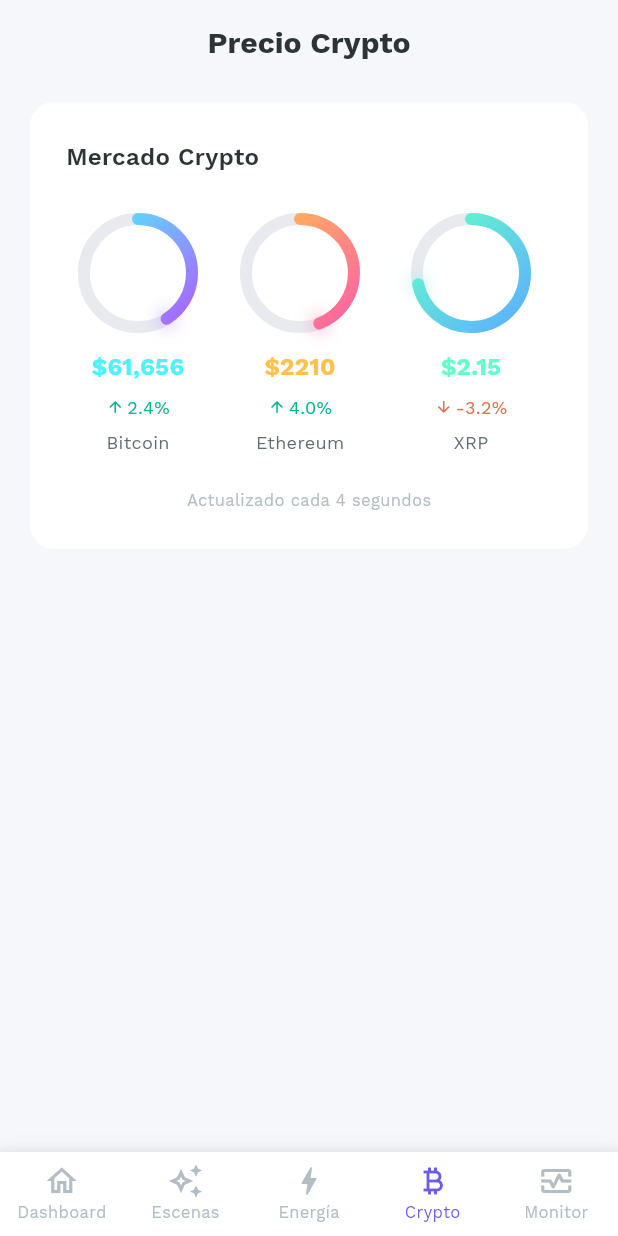
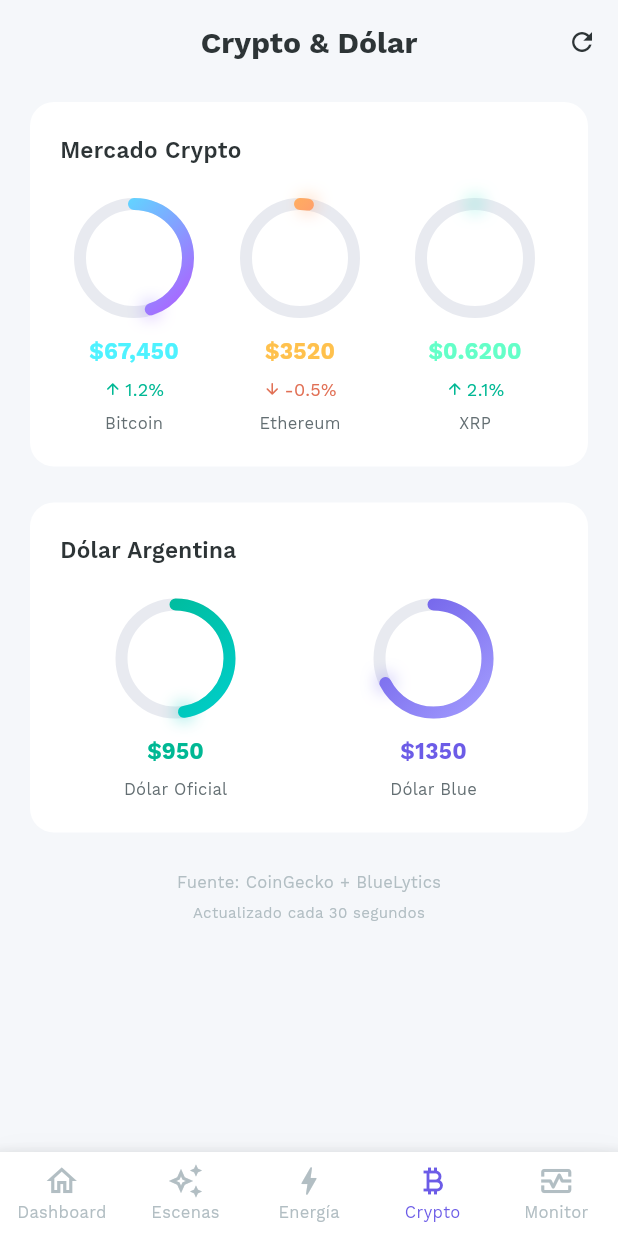
Before and after one commit to siliconvalleyar-oss/domotics_app, a Flutter app: the screen it shows after launch, item 4 of the bottom bar chosen, on a phone screen of 412 x 824 dp. Run offline on Flutter 3.47's test engine with Material 3 defaults, Android fonts, the phone set to English and light mode, and no system bars; our stand-ins replace font_awesome_flutter, shared_preferences; missing offline and left inert: mqtt_client; network calls fail.

Commit message:
feat: real crypto prices via CoinGecko + Dolar Argentina (blue/ofi) via BlueLytics

```diff
--- a/lib/screens/crypto_screen.dart
+++ b/lib/screens/crypto_screen.dart
@@ -1,7 +1,8 @@
+import 'dart:async';
 import 'dart:math' as math;
 import 'package:flutter/material.dart';
 import '../app_theme.dart';
-import '../models/bitcoin_data.dart';
+import '../services/crypto_service.dart';
 
 class CryptoScreen extends StatefulWidget {
   const CryptoScreen({super.key});
@@ -11,42 +12,53 @@
 }
 
 class _CryptoScreenState extends State<CryptoScreen> {
-  late List<CryptoPrice> _prices;
+  List<CryptoPriceData> _prices = [];
+  bool _loading = true;
 
   @override
   void initState() {
     super.initState();
-    _prices = CryptoPrice.generate();
-    _startTimer();
+    _fetch();
   }
 
-  void _startTimer() {
-    Future.delayed(const Duration(seconds: 4), () {
+  Future<void> _fetch() async {
+    setState(() => _loading = true);
+    final data = await CryptoService.fetchAll();
     if (mounted) {
-        setState(() => _prices = CryptoPrice.generate());
-        _startTimer();
+      setState(() { _prices = data; _loading = false; });
     }
+    _scheduleNext();
+  }
+
+  void _scheduleNext() {
+    Future.delayed(const Duration(seconds: 30), () {
+      if (mounted) _fetch();
     });
   }
 
-  double _ringValue(CryptoPrice coin) {
-    const refs = {'Bitcoin': 150000.0, 'Ethereum': 5000.0, 'XRP': 3.0};
-    final max = refs[coin.label] ?? 100.0;
+  double _ringValue(CryptoPriceData coin, double max) {
     return (coin.value / max * 100).clamp(0, 100);
   }
 
   @override
   Widget build(BuildContext context) {
-    final gradients = [
+    final cryptoGradients = [
       [const Color(0xFF4EF2FF), const Color(0xFFB05CFF)],
       [const Color(0xFFFFC14D), const Color(0xFFFF5EA8)],
       [const Color(0xFF64FFC8), const Color(0xFF5DAEFF)],
     ];
+    final dolarGradients = [
+      [const Color(0xFF00B894), const Color(0xFF00CEC9)],
+      [const Color(0xFF6C5CE7), const Color(0xFFA29BFE)],
+    ];
+
+    final cryptos = _prices.where((p) => p.subtitle != 'AR\$').toList();
+    final dolares = _prices.where((p) => p.subtitle == 'AR\$').toList();
 
     return Scaffold(
       appBar: AppBar(
         title: const Text(
-          'Precio Crypto',
+          'Crypto & Dólar',
           style: TextStyle(
             fontFamily: AppTheme.fontName,
             fontWeight: FontWeight.w700,
@@ -54,55 +66,97 @@
             color: AppTheme.darkText,
           ),
         ),
+        actions: [
+          if (_loading)
+            const Padding(
+              padding: EdgeInsets.only(right: 16),
+              child: SizedBox(width: 18, height: 18, child: CircularProgressIndicator(strokeWidth: 2)),
+            )
+          else
+            IconButton(
+              icon: const Icon(Icons.refresh, size: 20),
+              onPressed: _fetch,
+              tooltip: 'Actualizar',
             ),
-      body: Padding(
+        ],
+      ),
+      body: RefreshIndicator(
+        onRefresh: _fetch,
+        child: SingleChildScrollView(
+          physics: const BouncingScrollPhysics(),
           padding: const EdgeInsets.fromLTRB(16, 8, 16, 80),
           child: Column(
             crossAxisAlignment: CrossAxisAlignment.start,
             children: [
-            Card(
+              if (_loading && _prices.isEmpty)
+                const Padding(
+                  padding: EdgeInsets.all(40),
+                  child: Center(child: CircularProgressIndicator()),
+                )
+              else ...[
+                _buildSection(context, 'Mercado Crypto', cryptos, cryptoGradients, 150000, 'USD'),
+                const SizedBox(height: 16),
+                _buildSection(context, 'Dólar Argentina', dolares, dolarGradients, 2000, 'AR\$'),
+                const SizedBox(height: 20),
+                Center(
+                  child: Text(
+                    'Fuente: CoinGecko + BlueLytics',
+                    style: TextStyle(fontSize: 11, color: AppTheme.deactivatedText),
+                  ),
+                ),
+                const SizedBox(height: 4),
+                Center(
+                  child: Text(
+                    'Actualizado cada 30 segundos',
+                    style: TextStyle(fontSize: 10, color: AppTheme.deactivatedText),
+                  ),
+                ),
+              ],
+            ],
+          ),
+        ),
+      ),
+    );
+  }
+
+  Widget _buildSection(BuildContext context, String title, List<CryptoPriceData> items, List<List<Color>> gradients, double maxRef, String currency) {
+    if (items.isEmpty) return const SizedBox.shrink();
+
+    return Card(
       child: Padding(
-                padding: const EdgeInsets.all(24),
+        padding: const EdgeInsets.all(20),
         child: Column(
           crossAxisAlignment: CrossAxisAlignment.start,
           children: [
-                    const Text(
-                      'Mercado Crypto',
-                      style: TextStyle(
+            Row(
+              mainAxisAlignment: MainAxisAlignment.spaceBetween,
+              children: [
+                Text(
+                  title,
+                  style: const TextStyle(
                     fontFamily: AppTheme.fontName,
                     fontWeight: FontWeight.w600,
-                        fontSize: 16,
+                    fontSize: 15,
                     color: AppTheme.darkText,
                   ),
                 ),
-                    const SizedBox(height: 24),
+              ],
+            ),
+            const SizedBox(height: 20),
             Row(
-                      children: List.generate(_prices.length, (i) {
+              children: List.generate(items.length, (i) {
                 return Expanded(
                   child: Padding(
-                            padding: EdgeInsets.only(right: i < _prices.length - 1 ? 12 : 0),
+                    padding: EdgeInsets.only(right: i < items.length - 1 ? 12 : 0),
                     child: _AnimatedRing(
-                              coin: _prices[i],
-                              ringValue: _ringValue(_prices[i]),
+                      coin: items[i],
+                      ringValue: _ringValue(items[i], maxRef),
                       gradientColors: gradients[i],
+                      currency: currency,
                     ),
                   ),
                 );
               }),
-                    ),
-                    const SizedBox(height: 20),
-                    Center(
-                      child: Text(
-                        'Actualizado cada 4 segundos',
-                        style: TextStyle(
-                          fontSize: 11,
-                          color: AppTheme.deactivatedText,
-                        ),
-                      ),
-                    ),
-                  ],
-                ),
-              ),
             ),
           ],
         ),
@@ -112,14 +166,16 @@
 }
 
 class _AnimatedRing extends StatefulWidget {
-  final CryptoPrice coin;
+  final CryptoPriceData coin;
   final double ringValue;
   final List<Color> gradientColors;
+  final String currency;
 
   const _AnimatedRing({
     required this.coin,
     required this.ringValue,
     required this.gradientColors,
+    required this.currency,
   });
 
   @override
@@ -129,7 +185,6 @@
 class _AnimatedRingState extends State<_AnimatedRing>
     with SingleTickerProviderStateMixin {
   late AnimationController _controller;
-  late Animation<double> _animation;
   double _previousValue = 0;
 
   @override
@@ -139,10 +194,6 @@
     _controller = AnimationController(
       vsync: this,
       duration: const Duration(milliseconds: 1500),
-    );
-    _animation = CurvedAnimation(
-      parent: _controller,
-      curve: Curves.easeOutCubic,
     );
   }
 
@@ -163,16 +214,20 @@
 
   @override
   Widget build(BuildContext context) {
+    final displayPrice = widget.currency == 'AR\$'
+        ? '\$${widget.coin.value.toStringAsFixed(0)}'
+        : widget.coin.formattedPrice;
+
     return Column(
       children: [
         SizedBox(
           width: 80,
           height: 80,
           child: AnimatedBuilder(
-            animation: _animation,
+            animation: _controller,
             builder: (context, child) {
-              final value = _previousValue +
-                  (widget.ringValue - _previousValue) * _animation.value;
+              final animValue = _controller.isAnimating ? _controller.value : 1.0;
+              final value = _previousValue + (widget.ringValue - _previousValue) * animValue;
               return CustomPaint(
                 painter: _RingPainter(
                   progress: value / 100,
@@ -184,27 +239,26 @@
         ),
         const SizedBox(height: 10),
         Text(
-          widget.coin.formattedPrice,
+          displayPrice,
           style: TextStyle(
-            fontSize: 16,
+            fontSize: 15,
             fontWeight: FontWeight.w700,
             color: widget.gradientColors.first,
           ),
         ),
+        if (widget.coin.change24h != 0) ...[
           const SizedBox(height: 4),
           Row(
             mainAxisSize: MainAxisSize.min,
             children: [
               Icon(
-              widget.coin.isPositive
-                  ? Icons.arrow_upward_rounded
-                  : Icons.arrow_downward_rounded,
+                widget.coin.isPositive ? Icons.arrow_upward_rounded : Icons.arrow_downward_rounded,
                 size: 12,
                 color: widget.coin.isPositive ? AppTheme.success : AppTheme.error,
               ),
               const SizedBox(width: 2),
               Text(
-              '${widget.coin.change.toStringAsFixed(1)}%',
+                '${widget.coin.change24h.toStringAsFixed(1)}%',
                 style: TextStyle(
                   fontSize: 12,
                   color: widget.coin.isPositive ? AppTheme.success : AppTheme.error,
@@ -212,13 +266,11 @@
               ),
             ],
           ),
+        ],
         const SizedBox(height: 4),
         Text(
           widget.coin.label,
-          style: const TextStyle(
-            fontSize: 12,
-            color: AppTheme.lightText,
-          ),
+          style: const TextStyle(fontSize: 11, color: AppTheme.lightText),
         ),
       ],
     );
@@ -259,13 +311,7 @@
         ..strokeWidth = strokeWidth
         ..strokeCap = StrokeCap.round;
 
-      canvas.drawArc(
-        rect,
-        -math.pi / 2,
-        2 * math.pi * progress,
-        false,
-        paint,
-      );
+      canvas.drawArc(rect, -math.pi / 2, 2 * math.pi * progress, false, paint);
 
       final endAngle = -math.pi / 2 + 2 * math.pi * progress;
       final dotX = center.dx + radius * math.cos(endAngle);
--- /dev/null
+++ b/lib/services/crypto_service.dart
@@ -0,0 +1,116 @@
+import 'dart:convert';
+import 'package:http/http.dart' as http;
+
+class CryptoPriceData {
+  final String label;
+  final double value;
+  final double change24h;
+  final String subtitle;
+
+  CryptoPriceData({
+    required this.label,
+    required this.value,
+    required this.change24h,
+    this.subtitle = '',
+  });
+
+  bool get isPositive => change24h >= 0;
+
+  String get formattedPrice {
+    if (value < 1) return '\$${value.toStringAsFixed(4)}';
+    if (value >= 10000) {
+      final whole = value ~/ 1000;
+      final frac = (value % 1000).toStringAsFixed(0).padLeft(3, '0');
+      return '\$$whole,$frac';
+    }
+    return '\$${value.toStringAsFixed(value >= 100 ? 0 : 2)}';
+  }
+
+  String get formattedArs {
+    return '\$${value.toStringAsFixed(0)}';
+  }
+}
+
+class CryptoService {
+  static Future<List<CryptoPriceData>> fetchAll() async {
+    try {
+      final results = await Future.wait([
+        _fetchCrypto(),
+        _fetchDolar(),
+      ]);
+      return [...results[0], ...results[1]];
+    } catch (_) {
+      return _fallbackAll();
+    }
+  }
+
+  static Future<List<CryptoPriceData>> _fetchCrypto() async {
+    final url = Uri.parse(
+      'https://api.coingecko.com/api/v3/simple/price'
+      '?ids=bitcoin,ethereum,ripple'
+      '&vs_currencies=usd'
+      '&include_24hr_change=true',
+    );
+
+    final response = await http.get(url, headers: {
+      'Accept': 'application/json',
+    }).timeout(const Duration(seconds: 10));
+
+    if (response.statusCode != 200) return _fallbackCrypto();
+
+    final data = jsonDecode(response.body) as Map<String, dynamic>;
+    return [
+      _parseCrypto(data, 'bitcoin', 'Bitcoin'),
+      _parseCrypto(data, 'ethereum', 'Ethereum'),
+      _parseCrypto(data, 'ripple', 'XRP'),
+    ];
+  }
+
+  static CryptoPriceData _parseCrypto(Map<String, dynamic> data, String id, String label) {
+    final coin = data[id] as Map<String, dynamic>?;
+    return CryptoPriceData(
+      label: label,
+      value: (coin?['usd'] as num?)?.toDouble() ?? 0,
+      change24h: (coin?['usd_24h_change'] as num?)?.toDouble() ?? 0,
+    );
+  }
+
+  static Future<List<CryptoPriceData>> _fetchDolar() async {
+    final url = Uri.parse('https://api.bluelytics.com.ar/v2/latest');
+    final response = await http.get(url).timeout(const Duration(seconds: 10));
+
+    if (response.statusCode != 200) return _fallbackDolar();
+
+    final data = jsonDecode(response.body) as Map<String, dynamic>;
+    final oficial = data['oficial'] as Map<String, dynamic>;
+    final blue = data['blue'] as Map<String, dynamic>;
+
+    return [
+      CryptoPriceData(
+        label: 'Dólar Oficial',
+        value: (oficial['value_buy'] as num).toDouble(),
+        change24h: 0,
+        subtitle: 'AR\$',
+      ),
+      CryptoPriceData(
+        label: 'Dólar Blue',
+        value: (blue['value_buy'] as num).toDouble(),
+        change24h: 0,
+        subtitle: 'AR\$',
+      ),
+    ];
+  }
+
+  static List<CryptoPriceData> _fallbackCrypto() => [
+    CryptoPriceData(label: 'Bitcoin', value: 67450, change24h: 1.2),
+    CryptoPriceData(label: 'Ethereum', value: 3520, change24h: -0.5),
+    CryptoPriceData(label: 'XRP', value: 0.62, change24h: 2.1),
+  ];
+
+  static List<CryptoPriceData> _fallbackDolar() => [
+    CryptoPriceData(label: 'Dólar Oficial', value: 950, change24h: 0, subtitle: 'AR\$'),
+    CryptoPriceData(label: 'Dólar Blue', value: 1350, change24h: 0, subtitle: 'AR\$'),
+  ];
+
+  static List<CryptoPriceData> _fallbackAll() => [..._fallbackCrypto(), ..._fallbackDolar()];
+}
--- a/pubspec.yaml
+++ b/pubspec.yaml
@@ -15,6 +15,7 @@
   animations: ^2.2.0
   shared_preferences: ^2.5.5
   adb_wifi: ^1.0.4
+  http: ^1.6.0
 
 dev_dependencies:
   flutter_test:
```
Also changed, not shown: pubspec.lock. Lines whose indentation alone changed are shown as unchanged.
